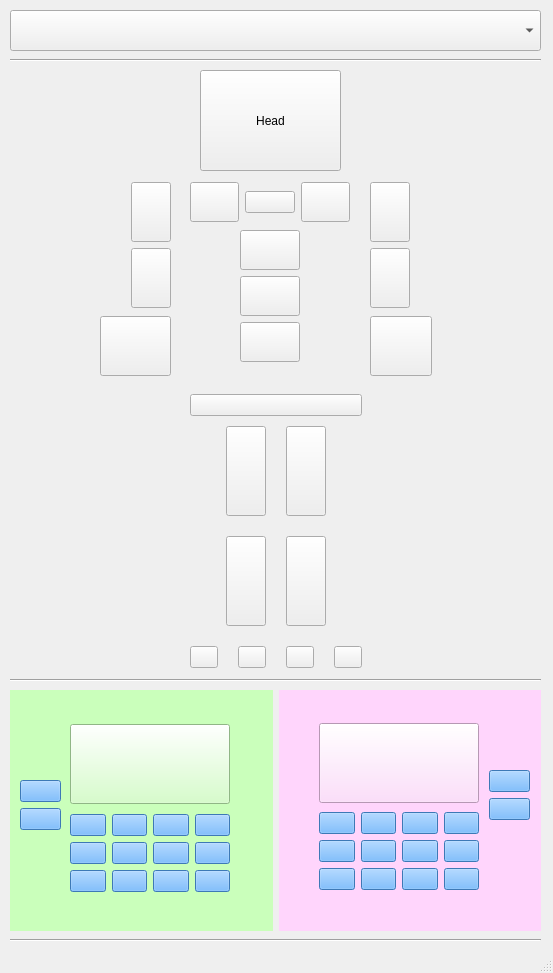
First picture: the form in UI/ControlRig.ui, repository jazzboysc/SERiggingTools, before the edit.
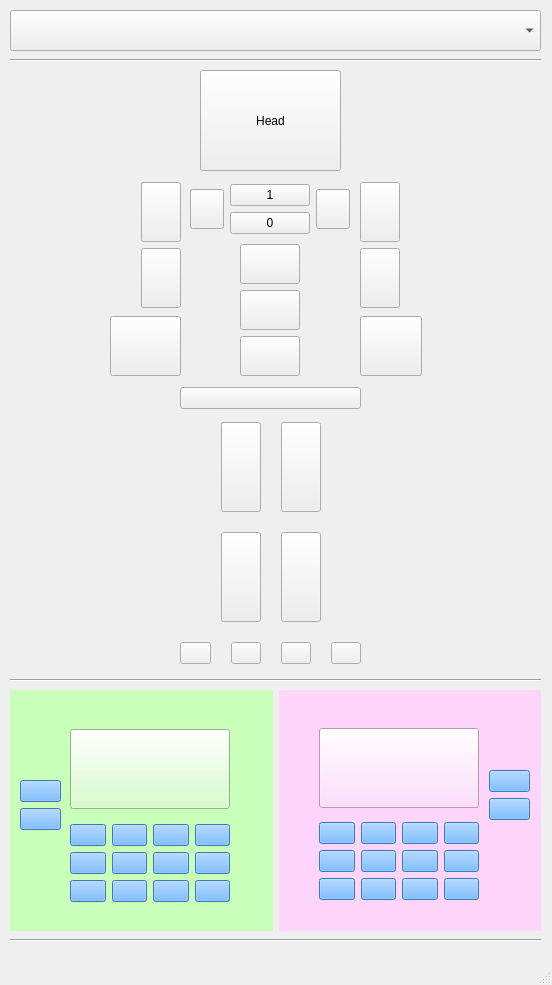
Second picture: the form after the edit.

```diff
--- a/UI/ControlRig.ui
+++ b/UI/ControlRig.ui
@@ -6,8 +6,8 @@
    <rect>
     <x>0</x>
     <y>0</y>
-    <width>553</width>
-    <height>973</height>
+    <width>552</width>
+    <height>985</height>
    </rect>
   </property>
   <property name="windowTitle">
@@ -92,7 +92,7 @@
           <x>60</x>
           <y>30</y>
           <width>160</width>
-          <height>177</height>
+          <height>191</height>
          </rect>
         </property>
         <layout class="QVBoxLayout" name="verticalLayout_5">
@@ -323,7 +323,7 @@
           <x>40</x>
           <y>30</y>
           <width>160</width>
-          <height>173</height>
+          <height>189</height>
          </rect>
         </property>
         <layout class="QVBoxLayout" name="verticalLayout_7">
@@ -521,10 +521,10 @@
    <widget class="QWidget" name="verticalLayoutWidget_10">
     <property name="geometry">
      <rect>
-      <x>190</x>
-      <y>390</y>
-      <width>172</width>
-      <height>282</height>
+      <x>180</x>
+      <y>380</y>
+      <width>181</width>
+      <height>291</height>
      </rect>
     </property>
     <layout class="QVBoxLayout" name="verticalLayout_14">
@@ -697,7 +697,7 @@
    <widget class="QWidget" name="verticalLayoutWidget_15">
     <property name="geometry">
      <rect>
-      <x>370</x>
+      <x>360</x>
       <y>180</y>
       <width>62</width>
       <height>198</height>
@@ -759,6 +759,9 @@
          <height>60</height>
         </size>
        </property>
+       <property name="styleSheet">
+        <string notr="true"/>
+       </property>
        <property name="text">
         <string/>
        </property>
@@ -769,7 +772,7 @@
    <widget class="QWidget" name="verticalLayoutWidget_16">
     <property name="geometry">
      <rect>
-      <x>100</x>
+      <x>110</x>
       <y>180</y>
       <width>71</width>
       <height>198</height>
@@ -831,6 +834,9 @@
          <height>60</height>
         </size>
        </property>
+       <property name="styleSheet">
+        <string notr="true"/>
+       </property>
        <property name="text">
         <string/>
        </property>
@@ -844,7 +850,7 @@
       <x>190</x>
       <y>180</y>
       <width>160</width>
-      <height>186</height>
+      <height>200</height>
      </rect>
     </property>
     <layout class="QVBoxLayout" name="verticalLayout_23">
@@ -864,11 +870,22 @@
         </widget>
        </item>
        <item>
-        <widget class="QPushButton" name="pushButton_4">
-         <property name="text">
-          <string/>
-         </property>
-        </widget>
+        <layout class="QVBoxLayout" name="verticalLayout_24">
+         <item>
+          <widget class="QPushButton" name="Neck_1">
+           <property name="text">
+            <string>1</string>
+           </property>
+          </widget>
+         </item>
+         <item>
+          <widget class="QPushButton" name="FK_C_Neck_0_Ctrl">
+           <property name="text">
+            <string>0</string>
+           </property>
+          </widget>
+         </item>
+        </layout>
        </item>
        <item>
         <widget class="QPushButton" name="pushButton_34">
```
Left out of the diff: 21 changed lines with no effect on the pictures.
